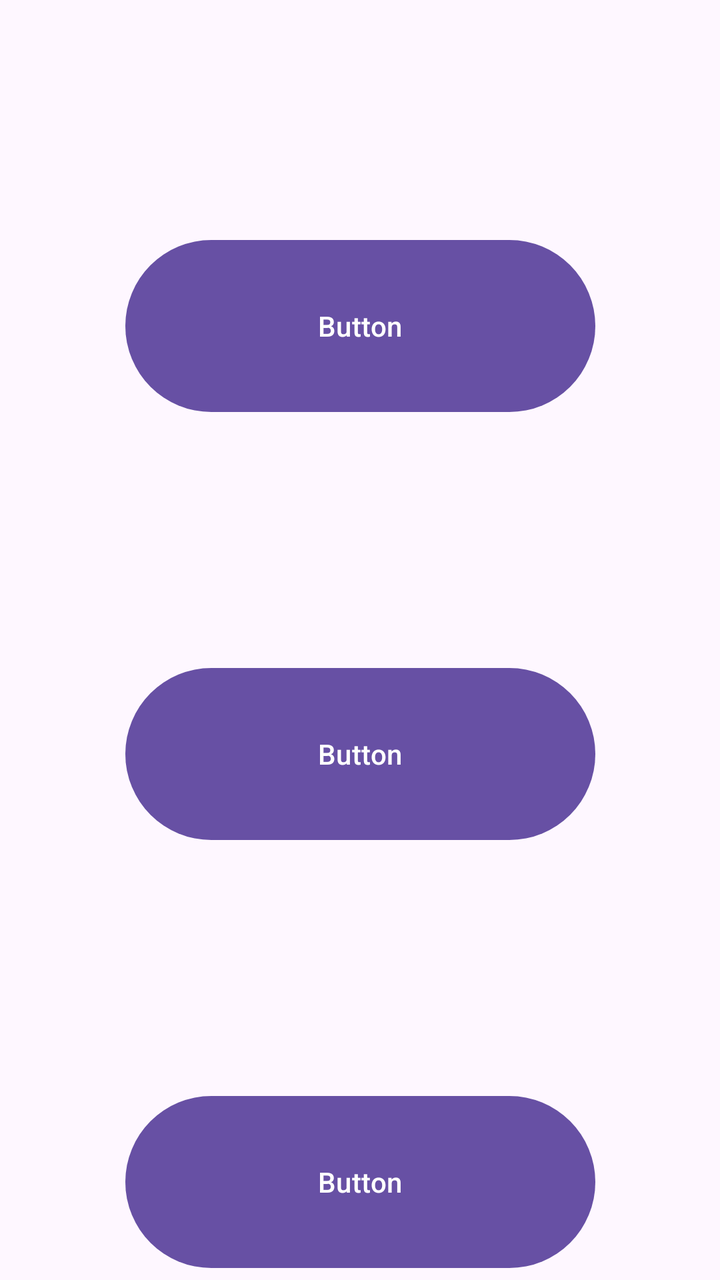
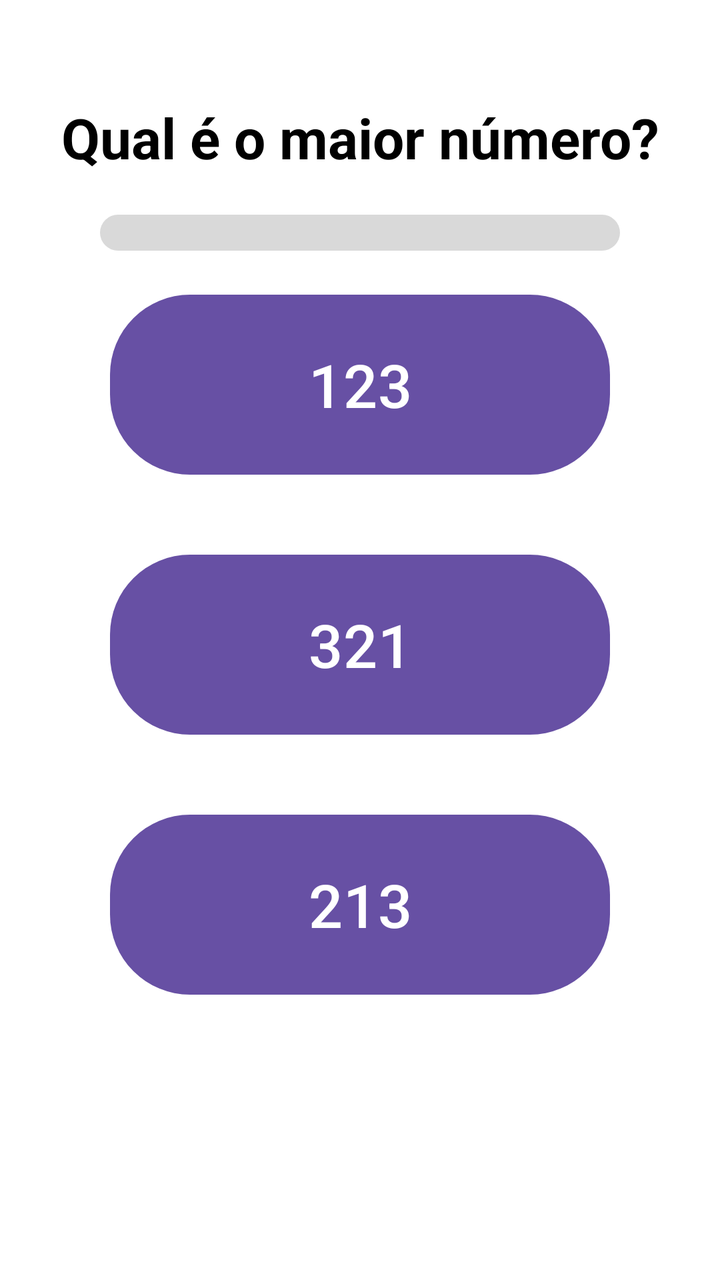

The first picture is an Android layout as it rendered before a commit; the second is the same layout after the commit. The layout source and the unified diff follow.
<!-- AndroidManifest.xml: application theme Theme.MatematicaDivertida -->
<!-- res/layout/activity_maior.xml -->
<?xml version="1.0" encoding="utf-8"?>
<androidx.constraintlayout.widget.ConstraintLayout xmlns:android="http://schemas.android.com/apk/res/android"
    xmlns:app="http://schemas.android.com/apk/res-auto"
    xmlns:tools="http://schemas.android.com/tools"
    android:id="@+id/main"
    android:layout_width="match_parent"
    android:layout_height="match_parent"
    tools:context=".MaiorActivity">

    <Button
        android:id="@+id/escolha1"
        android:layout_width="235dp"
        android:layout_height="94dp"
        android:layout_marginTop="116dp"
        android:text="Button"
        app:layout_constraintEnd_toEndOf="parent"
        app:layout_constraintStart_toStartOf="parent"
        app:layout_constraintTop_toTopOf="parent" />

    <Button
        android:id="@+id/escolha2"
        android:layout_width="235dp"
        android:layout_height="94dp"
        android:layout_marginTop="120dp"
        android:text="Button"
        app:layout_constraintEnd_toEndOf="parent"
        app:layout_constraintStart_toStartOf="parent"
        app:layout_constraintTop_toBottomOf="@+id/escolha1" />

    <Button
        android:id="@+id/escolha3"
        android:layout_width="235dp"
        android:layout_height="94dp"
        android:layout_marginTop="120dp"
        android:text="Button"
        app:layout_constraintEnd_toEndOf="parent"
        app:layout_constraintStart_toStartOf="parent"
        app:layout_constraintTop_toBottomOf="@+id/escolha2" />

</androidx.constraintlayout.widget.ConstraintLayout>
<!-- resources referenced by this layout -->
<resources>
  <style name="Theme.MatematicaDivertida" parent="Base.Theme.MatematicaDivertida" />
  <style name="Base.Theme.MatematicaDivertida" parent="Theme.Material3.DayNight.NoActionBar">
          
          
      </style>
</resources>

<!-- the commit's change to res/layout/activity_maior.xml (unified diff, before → after) -->
@@ -5,36 +5,72 @@
     android:id="@+id/main"
     android:layout_width="match_parent"
     android:layout_height="match_parent"
+    android:background="#FFFFFF"
     tools:context=".MaiorActivity">
+
+    <TextView
+        android:id="@+id/tituloMaior"
+        android:layout_width="wrap_content"
+        android:layout_height="wrap_content"
+        android:text="Qual é o maior número?"
+        android:textSize="28sp"
+        android:textStyle="bold"
+        android:textColor="#000000"
+        app:layout_constraintTop_toTopOf="parent"
+        android:layout_marginTop="50dp"
+        app:layout_constraintStart_toStartOf="parent"
+        app:layout_constraintEnd_toEndOf="parent" />
+
+    <ProgressBar
+        android:id="@+id/progresso"
+        style="@android:style/Widget.ProgressBar.Horizontal"
+        android:layout_width="260dp"
+        android:layout_height="18dp"
+        android:progressDrawable="@drawable/progress_bar_style"
+        android:max="5"
+        android:progress="0"
+        app:layout_constraintTop_toBottomOf="@id/tituloMaior"
+        android:layout_marginTop="20dp"
+        app:layout_constraintStart_toStartOf="parent"
+        app:layout_constraintEnd_toEndOf="parent"/>
 
     <Button
         android:id="@+id/escolha1"
-        android:layout_width="235dp"
-        android:layout_height="94dp"
-        android:layout_marginTop="116dp"
-        android:text="Button"
-        app:layout_constraintEnd_toEndOf="parent"
+        android:layout_width="250dp"
+        android:layout_height="90dp"
+        android:background="@drawable/rounded_button_blue"
+        android:text="123"
+        android:textSize="30sp"
+        android:textColor="@android:color/white"
+        android:layout_marginTop="60dp"
+        app:layout_constraintTop_toBottomOf="@id/tituloMaior"
         app:layout_constraintStart_toStartOf="parent"
-        app:layout_constraintTop_toTopOf="parent" />
+        app:layout_constraintEnd_toEndOf="parent"/>
 
     <Button
         android:id="@+id/escolha2"
-        android:layout_width="235dp"
-        android:layout_height="94dp"
-        android:layout_marginTop="120dp"
-        android:text="Button"
-        app:layout_constraintEnd_toEndOf="parent"
+        android:layout_width="250dp"
+        android:layout_height="90dp"
+        android:background="@drawable/rounded_button_blue"
+        android:text="321"
+        android:textSize="30sp"
+        android:textColor="@android:color/white"
+        android:layout_marginTop="40dp"
+        app:layout_constraintTop_toBottomOf="@id/escolha1"
         app:layout_constraintStart_toStartOf="parent"
-        app:layout_constraintTop_toBottomOf="@+id/escolha1" />
+        app:layout_constraintEnd_toEndOf="parent"/>
 
     <Button
         android:id="@+id/escolha3"
-        android:layout_width="235dp"
-        android:layout_height="94dp"
-        android:layout_marginTop="120dp"
-        android:text="Button"
-        app:layout_constraintEnd_toEndOf="parent"
+        android:layout_width="250dp"
+        android:layout_height="90dp"
+        android:background="@drawable/rounded_button_blue"
+        android:text="213"
+        android:textSize="30sp"
+        android:textColor="@android:color/white"
+        android:layout_marginTop="40dp"
+        app:layout_constraintTop_toBottomOf="@id/escolha2"
         app:layout_constraintStart_toStartOf="parent"
-        app:layout_constraintTop_toBottomOf="@+id/escolha2" />
+        app:layout_constraintEnd_toEndOf="parent"/>
 
 </androidx.constraintlayout.widget.ConstraintLayout>
<!-- resource entries referenced after the edit -->
@@ -1,5 +1,39 @@
 <!-- resources referenced by this layout -->
 <resources>
+  <!-- drawable progress_bar_style (drawable) -->
+  <?xml version="1.0" encoding="utf-8"?>
+  <layer-list xmlns:android="http://schemas.android.com/apk/res/android">
+  
+      <item android:id="@android:id/background">
+          <shape android:shape="rectangle">
+              <solid android:color="#D9D9D9"/>
+              <corners android:radius="20dp"/>
+          </shape>
+      </item>
+  
+      <item android:id="@android:id/progress">
+          <clip>
+              <shape android:shape="rectangle">
+                  <solid android:color="#006DFF"/>
+                  <corners android:radius="20dp"/>
+              </shape>
+          </clip>
+      </item>
+  
+  </layer-list>
+  <!-- drawable rounded_button_blue (drawable) -->
+  <?xml version="1.0" encoding="utf-8"?>
+  <ripple xmlns:android="http://schemas.android.com/apk/res/android"
+      android:color="?attr/colorControlHighlight">
+  
+      <item>
+          <shape android:shape="rectangle">
+              <solid android:color="#006DFF"/>
+              <corners android:radius="40dp"/>
+          </shape>
+      </item>
+  
+  </ripple>
   <style name="Theme.MatematicaDivertida" parent="Base.Theme.MatematicaDivertida" />
   <style name="Base.Theme.MatematicaDivertida" parent="Theme.Material3.DayNight.NoActionBar">
           
